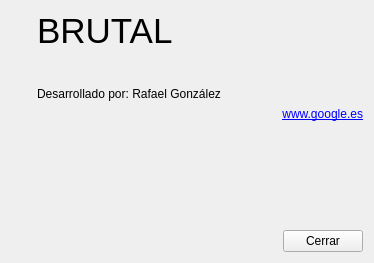
First picture: the form in aboutform.ui, repository RafaelGC/EasyReceipt, before the edit.
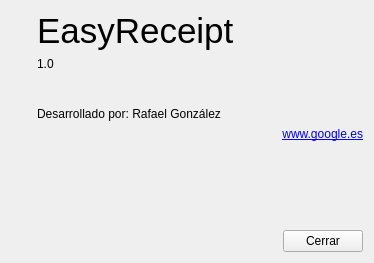
Second picture: the form after the edit. Icons and pictures are not drawn.

Commit message: -El programa muestra la opción de actualizar cuando proceda. En ese sentido: *Se ha añadido un diálogo que advierte al usuario de que hay una actualización, informándole sobre la web de descarga y la versión. *Se ha añadido una clase (UpdateManager) que se encarga de obtener la información sobre si hay actualización. *Se ha añadido una clase Version para abstraer al usuario y facilitar el tratamiento de los números de versión. *Se ha modificado el diálogo de configuración para permitir al usuario eliminar las notificaciones de actualización que, por el momento, se muestran cada cinco días.

What changed in the file:
```diff
--- a/aboutform.ui
+++ b/aboutform.ui
@@ -63,7 +63,17 @@
         </font>
        </property>
        <property name="text">
-        <string>BRUTAL</string>
+        <string>EasyReceipt</string>
+       </property>
+      </widget>
+     </item>
+     <item>
+      <widget class="QLabel" name="version">
+       <property name="text">
+        <string>1.0</string>
+       </property>
+       <property name="alignment">
+        <set>Qt::AlignLeading|Qt::AlignLeft|Qt::AlignVCenter</set>
        </property>
       </widget>
      </item>
```
The commit also changes 42 other files.
